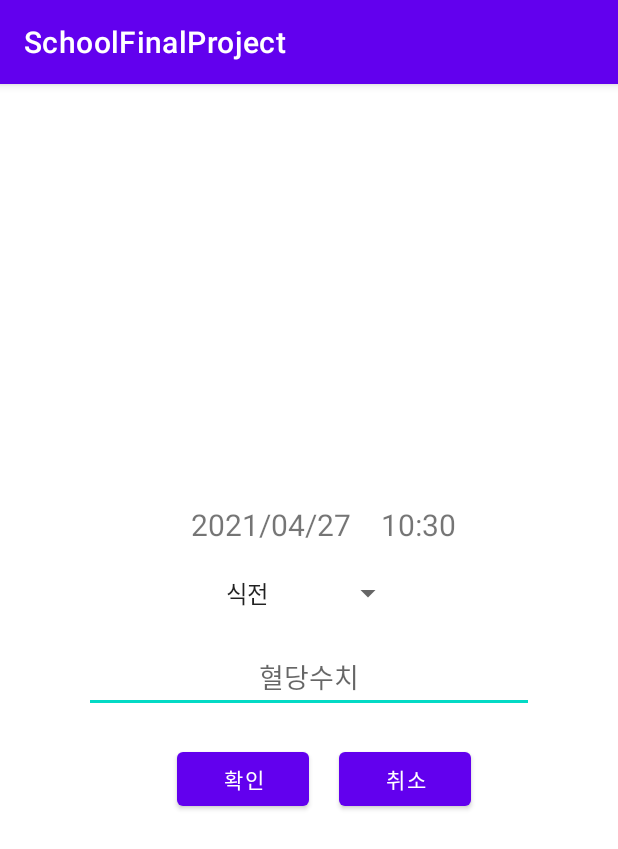
After one commit to dbdmsdn10/SchollFinalProject, an Android app: the CheckBlood screen opened directly, with no data from a screen before it, on a phone screen of 412 x 824 dp. The commit adds this screen. Shown: the top 849 px of the screen. Run offline under Robolectric (Android 15) with nearby library versions, the phone set to English and light mode, and no system bars; our stand-ins replace Firebase (no records; nobody signed in at launch, a user with empty details on screens opened directly).

Commit message:
혈당 수치 입력및, 값 가져오기
가져올때 입력 최신순으로 정렬해서 보여줌

```diff
--- a/app/src/main/AndroidManifest.xml
+++ b/app/src/main/AndroidManifest.xml
@@ -9,7 +9,11 @@
         android:roundIcon="@mipmap/ic_launcher_round"
         android:supportsRtl="true"
         android:theme="@style/Theme.SchoolFinalProject">
-        <activity android:name=".StopWatch"></activity>
+
+
+        <activity android:name=".GetBlood" />
+        <activity android:name=".CheckBlood" />
+        <activity android:name=".StopWatch" />
         <activity android:name=".Home" />
         <activity android:name=".MainActivity">
             <intent-filter>
--- /dev/null
+++ b/app/src/main/java/com/example/schoolfinalproject/CheckBlood.java
@@ -0,0 +1,107 @@
+package com.example.schoolfinalproject;
+
+import androidx.annotation.RequiresApi;
+import androidx.appcompat.app.AppCompatActivity;
+
+import android.app.DatePickerDialog;
+import android.app.TimePickerDialog;
+import android.os.Build;
+import android.os.Bundle;
+import android.view.View;
+import android.widget.DatePicker;
+import android.widget.EditText;
+import android.widget.Spinner;
+import android.widget.TextView;
+import android.widget.TimePicker;
+import android.widget.Toast;
+
+import com.google.firebase.auth.FirebaseAuth;
+import com.google.firebase.auth.FirebaseUser;
+import com.google.firebase.database.DatabaseReference;
+import com.google.firebase.database.FirebaseDatabase;
+
+import java.text.SimpleDateFormat;
+import java.util.Date;
+
+public class CheckBlood extends AppCompatActivity {
+    FirebaseUser user;
+    FirebaseDatabase database;
+    DatabaseReference myRef;
+    EditText editblood;
+    Spinner editkind;
+    TextView btnDay, btnTime;
+
+    SimpleDateFormat dayformat = new SimpleDateFormat("yyyy/MM/dd");
+    SimpleDateFormat timeformat = new SimpleDateFormat("HH:mm");
+    @Override
+    protected void onCreate(Bundle savedInstanceState) {
+        super.onCreate(savedInstanceState);
+        setContentView(R.layout.activity_check_blood);
+
+        database = FirebaseDatabase.getInstance();
+        editblood=findViewById(R.id.editblood);
+        editkind=findViewById(R.id.editkind);
+        btnDay=findViewById(R.id.btnDay);
+        btnTime=findViewById(R.id.btnTime);
+
+        user = FirebaseAuth.getInstance().getCurrentUser();
+        long now = System.currentTimeMillis();
+        Date date = new Date(now);
+        String txtday = dayformat.format(date);
+        String txttime = timeformat.format(date);
+        btnDay.setText(txtday);
+        btnTime.setText(txttime);
+    }
+
+    @RequiresApi(api = Build.VERSION_CODES.N)
+    public void doit(View view) {
+        switch (view.getId()) {
+            case R.id.btnsetblood:
+//                myRef=database.getReference("blood/").child(user.getUid());
+                BloodInfo blood=new BloodInfo();
+
+                String txtblood=editblood.getText().toString();
+                if(!txtblood.equals("")) {
+                    blood.setBloodSugar(Integer.parseInt(editblood.getText().toString()));
+                    blood.setKind(editkind.getSelectedItem().toString());
+                    blood.setDate(btnDay.getText().toString()+" "+btnTime.getText().toString());
+                    myRef=database.getReference("blood").child(user.getUid());
+                    myRef.push().setValue(blood);
+                    finish();
+                }
+                else {
+                    Toast.makeText(this,"혈당치를 입력해주세요",Toast.LENGTH_SHORT).show();
+                }
+
+                break;
+            case R.id.btncancle:
+                finish();
+                break;
+            case R.id.btnDay:
+                String day[]=btnDay.getText().toString().split("/");
+                DatePickerDialog datePicker= new DatePickerDialog(this,listener,Integer.parseInt(day[0]),Integer.parseInt(day[1]),Integer.parseInt(day[2]));
+                datePicker.show();
+                break;
+            case R.id.btnTime:
+                String time[]=btnTime.getText().toString().split(":");
+                TimePickerDialog timepicker=new TimePickerDialog(this,timeListener ,Integer.parseInt(time[0]),Integer.parseInt(time[1]),false);
+                timepicker.show();
+                break;
+            default:
+                break;
+        }
+    }
+    private DatePickerDialog.OnDateSetListener listener = new DatePickerDialog.OnDateSetListener() {
+        @Override
+        public void onDateSet(DatePicker view, int year, int monthOfYear, int dayOfMonth) {
+            btnDay.setText(year+"/"+(monthOfYear+1)+"/"+dayOfMonth);
+        }
+    };
+
+    private TimePickerDialog.OnTimeSetListener timeListener=new TimePickerDialog.OnTimeSetListener() {
+        @Override
+        public void onTimeSet(TimePicker view, int hourOfDay, int minute) {
+            btnTime.setText(hourOfDay+":"+minute);
+        }
+    };
+}
--- /dev/null
+++ b/app/src/main/res/layout/activity_check_blood.xml
@@ -0,0 +1,69 @@
+<?xml version="1.0" encoding="utf-8"?>
+<LinearLayout xmlns:android="http://schemas.android.com/apk/res/android"
+    android:layout_width="match_parent"
+    android:layout_height="match_parent"
+    android:gravity="center"
+    android:orientation="vertical">
+    <LinearLayout
+        android:layout_width="wrap_content"
+        android:layout_height="wrap_content"
+        android:orientation="horizontal"
+        android:gravity="center"
+        >
+        <TextView
+            android:id="@+id/btnDay"
+            android:layout_width="wrap_content"
+            android:layout_height="wrap_content"
+            android:text="날짜"
+            android:textSize="20dp"
+            android:layout_margin="20dp"
+            android:onClick="doit"
+            />
+        <TextView
+            android:id="@+id/btnTime"
+            android:layout_width="wrap_content"
+            android:layout_height="wrap_content"
+            android:text="시간"
+            android:textSize="20dp"
+            android:onClick="doit"
+            />
+
+    </LinearLayout>
+    <Spinner
+        android:id="@+id/editkind"
+        android:layout_width="wrap_content"
+        android:layout_height="wrap_content"
+        android:entries="@array/활동종류"
+        android:layout_marginBottom="20dp"
+        />
+
+
+    <EditText
+        android:id="@+id/editblood"
+        android:layout_width="300dp"
+        android:layout_height="wrap_content"
+        android:gravity="center"
+        android:hint="혈당수치"
+        android:inputType="number" />
+
+    <LinearLayout
+        android:layout_width="match_parent"
+        android:layout_height="wrap_content"
+        android:gravity="center"
+        android:orientation="horizontal">
+
+        <Button
+            android:id="@+id/btnsetblood"
+            android:layout_width="wrap_content"
+            android:layout_height="wrap_content"
+            android:layout_margin="20dp"
+            android:text="확인"
+            android:onClick="doit"/>
+
+        <Button
+            android:id="@+id/btncancle"
+            android:layout_width="wrap_content"
+            android:layout_height="wrap_content"
+            android:text="취소" />
+    </LinearLayout>
+</LinearLayout>
--- /dev/null
+++ b/app/src/main/res/values/ActivityKind.xml
@@ -0,0 +1,11 @@
+<?xml version="1.0" encoding="utf-8"?>
+<resources>
+    <string-array name="활동종류">
+        <item>식전</item>
+        <item>식후</item>
+        <item>운동전</item>
+        <item>운동후</item>
+        <item>약 복용전</item>
+        <item>약 복용후</item>
+    </string-array>
+</resources>
```
Also changed, not shown: app/src/main/java/com/example/schoolfinalproject/BloodInfo.java (added, +31 -0 lines), app/src/main/java/com/example/schoolfinalproject/GetBlood.java (added, +124 -0 lines), app/src/main/java/com/example/schoolfinalproject/Home.java (+13 -1 lines), app/src/main/res/layout/activity_get_blood.xml (added, +11 -0 lines), app/src/main/res/layout/activity_home.xml (+26 -0 lines), app/src/main/res/layout/list_item.xml (added, +13 -0 lines).
